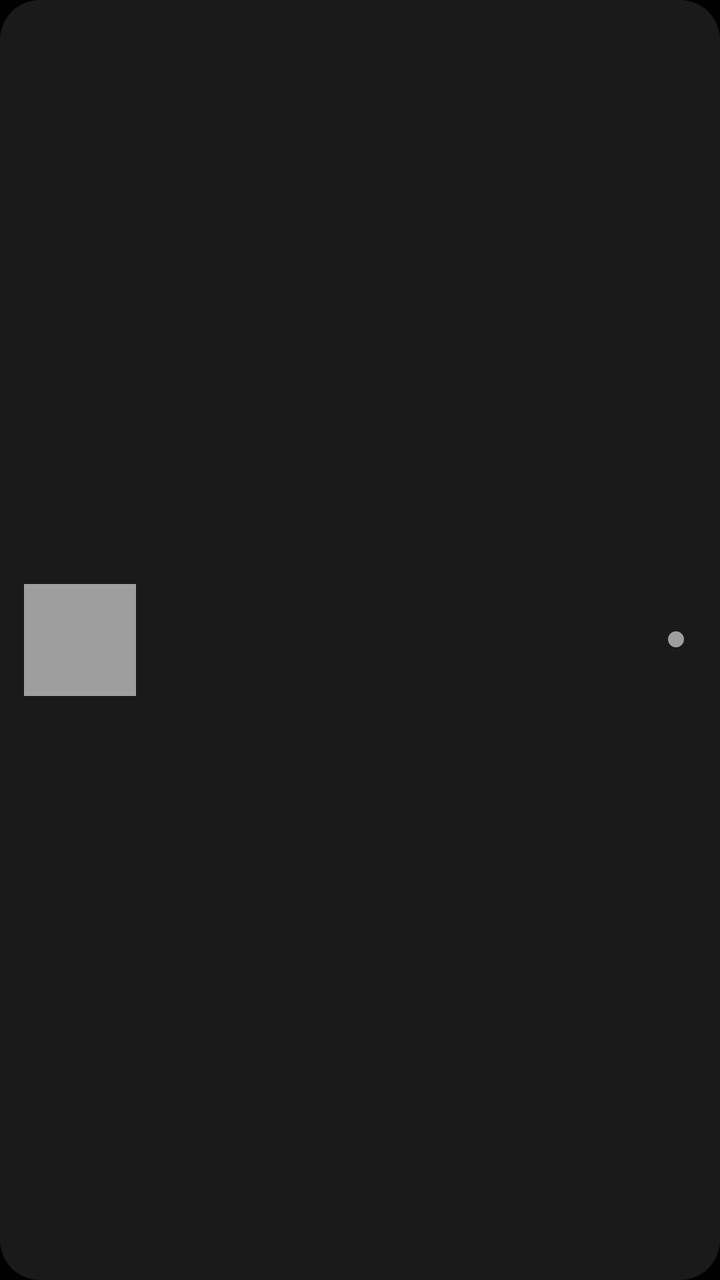
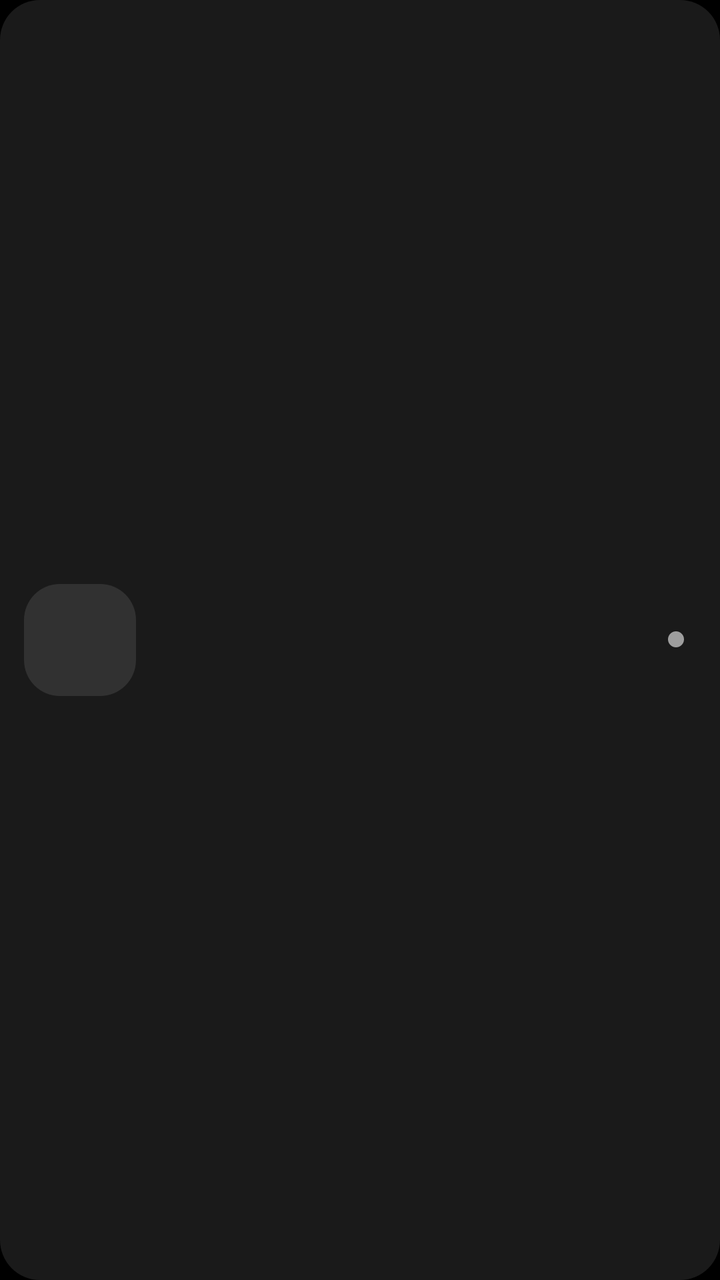

Screens rendered from an Android XML layout before and after an edit, with the pre-edit source and the edit as a unified diff.
<!-- AndroidManifest.xml: application theme Theme.QuietSentry -->
<!-- res/layout/item_device.xml -->
<?xml version="1.0" encoding="utf-8"?>
<LinearLayout xmlns:android="http://schemas.android.com/apk/res/android"
    style="@style/Widget.QuietSentry.DeviceCard"
    android:layout_width="match_parent"
    android:layout_height="wrap_content"
    android:layout_marginBottom="@dimen/qs_space_16"
    android:background="@drawable/comp_shape_card"
    android:clickable="true"
    android:focusable="true"
    android:gravity="center_vertical"
    android:orientation="horizontal"
    android:padding="@dimen/qs_space_12">

    
    <FrameLayout
        android:layout_width="wrap_content"
        android:layout_height="wrap_content">

        <ImageView
            android:id="@+id/device_thumb"
            android:layout_width="@dimen/qs_size_icon"
            android:layout_height="@dimen/qs_size_icon"
            android:importantForAccessibility="no"
            android:scaleType="centerCrop"
            android:visibility="gone" />

        
        <TextView
            android:id="@+id/device_cover"
            android:layout_width="wrap_content"
            android:layout_height="wrap_content"
            android:background="@color/qs_idle"
            android:gravity="center"
            android:minWidth="56dp"
            android:minHeight="56dp"
            android:paddingStart="@dimen/qs_space_8"
            android:paddingEnd="@dimen/qs_space_8"
            android:textColor="@color/qs_text"
            android:textSize="@dimen/qs_text_title" />
    </FrameLayout>

    <LinearLayout
        android:layout_width="0dp"
        android:layout_height="wrap_content"
        android:layout_weight="1"
        android:orientation="vertical"
        android:paddingStart="@dimen/qs_space_12"
        android:paddingEnd="@dimen/qs_space_8">

        <TextView
            android:id="@+id/device_name"
            android:layout_width="match_parent"
            android:layout_height="wrap_content"
            android:ellipsize="end"
            android:maxLines="1"
            android:textColor="@color/qs_text"
            android:textSize="@dimen/qs_text_body" />

        <TextView
            android:id="@+id/device_meta"
            android:layout_width="match_parent"
            android:layout_height="wrap_content"
            android:layout_marginTop="@dimen/qs_space_2"
            android:textColor="@color/qs_text_muted"
            android:textSize="@dimen/qs_text_caption" />

        <TextView
            android:id="@+id/device_detail"
            android:layout_width="match_parent"
            android:layout_height="wrap_content"
            android:layout_marginTop="@dimen/qs_space_6"
            android:textColor="@color/qs_inline_text_70"
            android:textSize="@dimen/qs_text_caption" />
    </LinearLayout>

    <LinearLayout
        android:layout_width="wrap_content"
        android:layout_height="wrap_content"
        android:gravity="center_vertical"
        android:orientation="horizontal">

        <View
            android:id="@+id/device_state_dot"
            android:layout_width="@dimen/qs_size_dot"
            android:layout_height="@dimen/qs_size_dot"
            android:layout_marginEnd="@dimen/qs_space_6"
            android:background="@drawable/comp_shape_dot" />

        <TextView
            android:id="@+id/device_state"
            android:layout_width="wrap_content"
            android:layout_height="wrap_content"
            android:textSize="@dimen/qs_text_status" />
    </LinearLayout>
</LinearLayout>
<!-- resources referenced by this layout -->
<resources>
  <color name="qs_idle">#FF9E9E9E</color>
  <color name="qs_inline_text_70">#B3FFFFFF</color>
  <color name="qs_text">#FFFFFFFF</color>
  <color name="qs_text_muted">#99FFFFFF</color>
  <dimen name="qs_size_dot">8dp</dimen>
  <dimen name="qs_size_icon">56dp</dimen>
  <dimen name="qs_space_12">12dp</dimen>
  <dimen name="qs_space_16">16dp</dimen>
  <dimen name="qs_space_2">2dp</dimen>
  <dimen name="qs_space_6">6dp</dimen>
  <dimen name="qs_space_8">8dp</dimen>
  <dimen name="qs_text_body">15sp</dimen>
  <dimen name="qs_text_caption">12sp</dimen>
  <dimen name="qs_text_status">13sp</dimen>
  <dimen name="qs_text_title">20sp</dimen>
  <!-- drawable comp_shape_card (drawable) -->
  <?xml version="1.0" encoding="utf-8"?>
  <shape xmlns:android="http://schemas.android.com/apk/res/android"
      android:shape="rectangle">
      <solid android:color="@color/qs_surface" />
      <corners android:radius="@dimen/qs_radius_card" />
  </shape>
  <!-- drawable comp_shape_dot (drawable) -->
  <?xml version="1.0" encoding="utf-8"?>
  <shape xmlns:android="http://schemas.android.com/apk/res/android"
      android:shape="oval">
      <solid android:color="@color/qs_idle" />
  </shape>
  <style name="Widget.QuietSentry.DeviceCard" parent="Widget.QuietSentry.StatusCard" />
  <style name="Theme.QuietSentry" parent="Theme.AppCompat.NoActionBar">
          <item name="android:windowBackground">@android:color/black</item>
          <item name="android:statusBarColor">@android:color/black</item>
          <item name="android:navigationBarColor">@android:color/black</item>
          
          <item name="android:windowAnimationStyle">@style/QsWindowAnim</item>
      </style>
  <color name="qs_surface">#1AFFFFFF</color>
  <dimen name="qs_radius_card">20dp</dimen>
  <style name="Widget.QuietSentry.StatusCard">
          <item name="android:background">@drawable/comp_shape_card</item>
          <item name="android:padding">@dimen/qs_space_16</item>
      </style>
  <style name="QsWindowAnim">
          <item name="android:windowEnterAnimation">@anim/fade_slide_in</item>
          <item name="android:windowExitAnimation">@anim/fade_out</item>
      </style>
</resources>

<!-- the commit's change to res/layout/item_device.xml (unified diff, before → after) -->
@@ -20,6 +20,7 @@
             android:id="@+id/device_thumb"
             android:layout_width="@dimen/qs_size_icon"
             android:layout_height="@dimen/qs_size_icon"
+            android:background="@color/qs_idle"
             android:importantForAccessibility="no"
             android:scaleType="centerCrop"
             android:visibility="gone" />
@@ -29,10 +30,10 @@
             android:id="@+id/device_cover"
             android:layout_width="wrap_content"
             android:layout_height="wrap_content"
-            android:background="@color/qs_idle"
+            android:background="@drawable/comp_shape_cover"
             android:gravity="center"
-            android:minWidth="56dp"
-            android:minHeight="56dp"
+            android:minWidth="@dimen/qs_size_icon"
+            android:minHeight="@dimen/qs_size_icon"
             android:paddingStart="@dimen/qs_space_8"
             android:paddingEnd="@dimen/qs_space_8"
             android:textColor="@color/qs_text"
<!-- resource entries referenced after the edit -->
@@ -22,6 +22,13 @@
       <solid android:color="@color/qs_surface" />
       <corners android:radius="@dimen/qs_radius_card" />
   </shape>
+  <!-- drawable comp_shape_cover (drawable) -->
+  <?xml version="1.0" encoding="utf-8"?>
+  <shape xmlns:android="http://schemas.android.com/apk/res/android"
+      android:shape="rectangle">
+      <solid android:color="@color/qs_surface" />
+      <corners android:radius="@dimen/qs_radius_medium" />
+  </shape>
   <!-- drawable comp_shape_dot (drawable) -->
   <?xml version="1.0" encoding="utf-8"?>
   <shape xmlns:android="http://schemas.android.com/apk/res/android"
@@ -38,6 +45,7 @@
       </style>
   <color name="qs_surface">#1AFFFFFF</color>
   <dimen name="qs_radius_card">20dp</dimen>
+  <dimen name="qs_radius_medium">18dp</dimen>
   <style name="Widget.QuietSentry.StatusCard">
           <item name="android:background">@drawable/comp_shape_card</item>
           <item name="android:padding">@dimen/qs_space_16</item>
